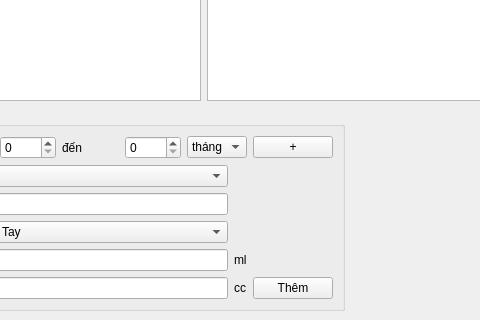
Before: the Qt Designer form managebenhvathuoc.ui in xdien/tcmr, drawn with Qt 5; both pictures show x 84 to 564 and y 125 to 445 of the 857 by 445 pixel window.
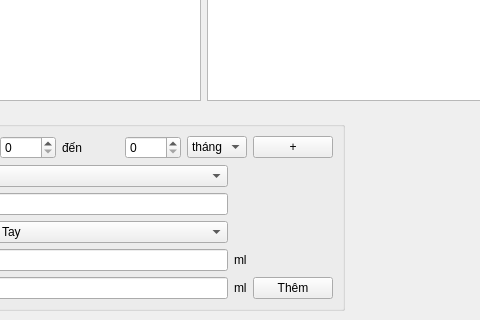
After: the same form once the commit is applied.

Commit message: sua loi managebenhvathuoc ml

```diff
--- a/managebenhvathuoc.ui
+++ b/managebenhvathuoc.ui
@@ -202,7 +202,7 @@
            <item row="4" column="2">
             <widget class="QLabel" name="label_9">
              <property name="text">
-              <string>cc</string>
+              <string>ml</string>
              </property>
             </widget>
            </item>
```
